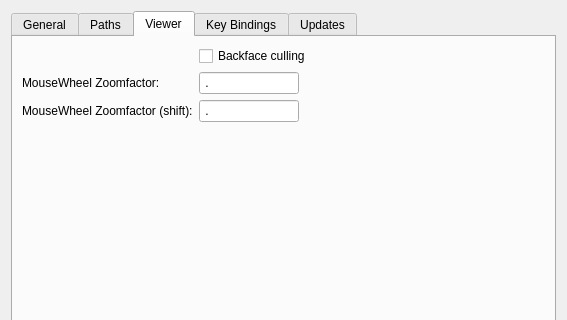
First picture: the form in OpenFlipper/widgets/optionsWidget/ui_optionsWidget.ui, repository ShenRen/OpenFlipper, before the edit; both pictures show x 0 to 567 and y 0 to 320 of the 567 by 487 pixel window.
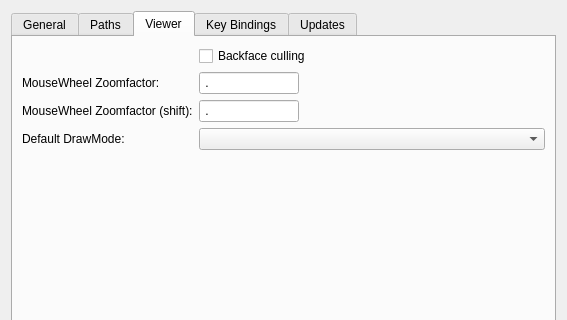
Second picture: the form after the edit. The open tabs and pages were chosen to show the change.

Commit message: added Tagging icon

What changed in the file:
```diff
--- a/OpenFlipper/widgets/optionsWidget/ui_optionsWidget.ui
+++ b/OpenFlipper/widgets/optionsWidget/ui_optionsWidget.ui
@@ -165,7 +165,7 @@
         <x>0</x>
         <y>0</y>
         <width>545</width>
-        <height>401</height>
+        <height>409</height>
        </rect>
       </property>
       <attribute name="title" >
@@ -237,6 +237,23 @@
          </property>
         </widget>
        </item>
+       <item row="3" column="1" >
+        <widget class="QComboBox" name="drawMode" >
+         <property name="toolTip" >
+          <string>Set the default drawMode for the viewer</string>
+         </property>
+         <property name="statusTip" >
+          <string>Set the default drawMode for the viewer</string>
+         </property>
+        </widget>
+       </item>
+       <item row="3" column="0" >
+        <widget class="QLabel" name="label_7" >
+         <property name="text" >
+          <string>Default DrawMode:</string>
+         </property>
+        </widget>
+       </item>
       </layout>
      </widget>
      <widget class="QWidget" name="key" >
```
Left out of the diff: 10 changed lines with no effect on the pictures. The commit also changes 1 other file.
